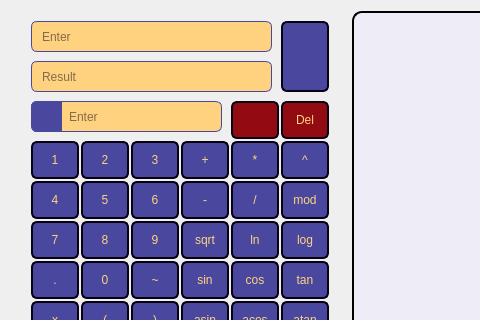
The window that interface/calculator.ui (alexvnderftw/S21CalculatorCPP) describes before a commit, drawn with Qt 5; both pictures show x 0 to 480 and y 0 to 320 of the 800 by 454 pixel window.
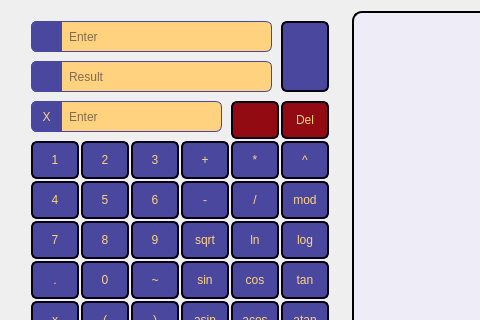
The same window after the commit. Icons and pictures are not drawn. Custom widgets are drawn as their Qt base class.

Commit message: MVP: final style decisions.

The edit to the form file:
```diff
--- a/interface/calculator.ui
+++ b/interface/calculator.ui
@@ -196,6 +196,9 @@
         <height>31</height>
        </rect>
       </property>
+      <property name="styleSheet">
+       <string notr="true">padding: 0 8px 0 35px;</string>
+      </property>
       <property name="inputMask">
        <string/>
       </property>
@@ -215,6 +218,9 @@
         <height>31</height>
        </rect>
       </property>
+      <property name="styleSheet">
+       <string notr="true">padding: 0 8px 0 35px;</string>
+      </property>
       <property name="readOnly">
        <bool>true</bool>
       </property>
@@ -1372,8 +1378,66 @@
 border-top-right-radius: 0px;
 border-bottom-right-radius: 0px;
 background: rgb(74, 71, 158);
+/*image: url(:/icons/close_yellow.svg);*/
+padding: 2px;
+font: 16px &quot;Anta&quot;;
+color: rgb(255, 210, 128);</string>
+      </property>
+      <property name="text">
+       <string>X</string>
+      </property>
+      <property name="alignment">
+       <set>Qt::AlignCenter</set>
+      </property>
+     </widget>
+     <widget class="QLabel" name="labelEnterFunction">
+      <property name="geometry">
+       <rect>
+        <x>20</x>
+        <y>10</y>
+        <width>31</width>
+        <height>31</height>
+       </rect>
+      </property>
+      <property name="styleSheet">
+       <string notr="true">border: 1px solid rgb(74, 71, 158);
+border-radius: 6px;
+width: 31;
+height: 31;
+border-top-right-radius: 0px;
+border-bottom-right-radius: 0px;
+background: rgb(74, 71, 158);
 color: black;
-image: url(:/icons/close_yellow.svg);</string>
+image: url(:/icons/function_yellow.svg);
+padding: 4px;</string>
+      </property>
+      <property name="text">
+       <string/>
+      </property>
+      <property name="alignment">
+       <set>Qt::AlignCenter</set>
+      </property>
+     </widget>
+     <widget class="QLabel" name="labelResult">
+      <property name="geometry">
+       <rect>
+        <x>20</x>
+        <y>50</y>
+        <width>31</width>
+        <height>31</height>
+       </rect>
+      </property>
+      <property name="styleSheet">
+       <string notr="true">border: 1px solid rgb(74, 71, 158);
+border-radius: 6px;
+width: 31;
+height: 31;
+border-top-right-radius: 0px;
+border-bottom-right-radius: 0px;
+background: rgb(74, 71, 158);
+color: black;
+image: url(:/icons/equal_yellow.svg);
+padding: 4px;</string>
       </property>
       <property name="text">
        <string/>
```
Left out of the diff: 17 changed lines with no effect on the pictures. The commit also changes 30 other files.
